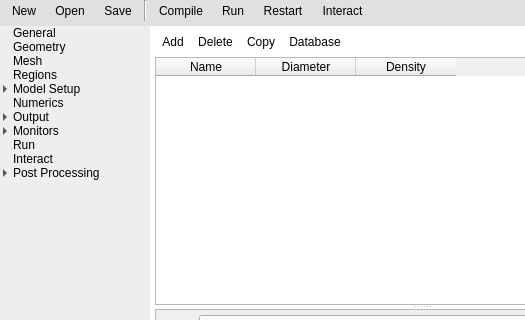
Old version of the form gui/uifiles/gui.ui in the repository truongd8593/mfix; both pictures show x 0 to 525 and y 0 to 320 of the 1045 by 783 pixel window.
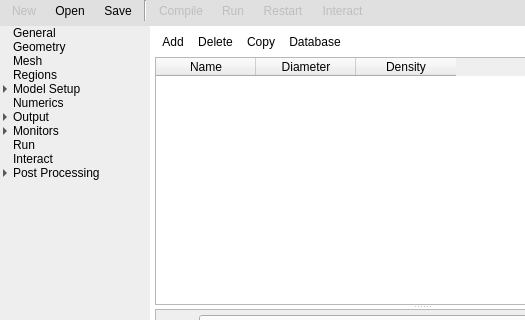
New version of the form. The open tabs and pages were chosen to show the change. Custom widgets are drawn as their Qt base class.

Commit message: disable unimplemented toolbar buttons disable editing of RUNNAME remove Units from General tab

The edit to the form file:
```diff
--- a/gui/uifiles/gui.ui
+++ b/gui/uifiles/gui.ui
@@ -248,6 +248,9 @@
               </property>
               <item row="0" column="0">
                <widget class="QToolButton" name="toolbutton_new">
+                <property name="enabled">
+                 <bool>false</bool>
+                </property>
                 <property name="toolTip">
                  <string>New Project</string>
                 </property>
@@ -305,6 +308,9 @@
               </item>
               <item row="0" column="4">
                <widget class="QToolButton" name="toolbutton_compile">
+                <property name="enabled">
+                 <bool>false</bool>
+                </property>
                 <property name="text">
                  <string>Compile</string>
                 </property>
@@ -324,6 +330,9 @@
               </item>
               <item row="0" column="5">
                <widget class="QToolButton" name="toolbutton_run">
+                <property name="enabled">
+                 <bool>false</bool>
+                </property>
                 <property name="text">
                  <string>Run</string>
                 </property>
@@ -372,6 +381,9 @@
               </item>
               <item row="0" column="6">
                <widget class="QToolButton" name="toolbutton_restart">
+                <property name="enabled">
+                 <bool>false</bool>
+                </property>
                 <property name="text">
                  <string>Restart</string>
                 </property>
@@ -391,6 +403,9 @@
               </item>
               <item row="0" column="7">
                <widget class="QToolButton" name="toolbutton_interact">
+                <property name="enabled">
+                 <bool>false</bool>
+                </property>
                 <property name="text">
                  <string>Interact</string>
                 </property>
@@ -3215,6 +3230,11 @@
   </widget>
  </widget>
  <customwidgets>
+  <customwidget>
+   <class>DoubleSpinBox</class>
+   <extends>QDoubleSpinBox</extends>
+   <header>widgets/base</header>
+  </customwidget>
   <customwidget>
    <class>LineEdit</class>
    <extends>QLineEdit</extends>
@@ -3225,11 +3245,6 @@
    <extends>QComboBox</extends>
    <header>widgets/base</header>
   </customwidget>
-  <customwidget>
-   <class>DoubleSpinBox</class>
-   <extends>QDoubleSpinBox</extends>
-   <header>widgets/base</header>
-  </customwidget>
   <customwidget>
    <class>CheckBox</class>
    <extends>QCheckBox</extends>
```
Left out of the diff: 299 changed lines with no effect on the pictures. The commit also changes 1 other file.
